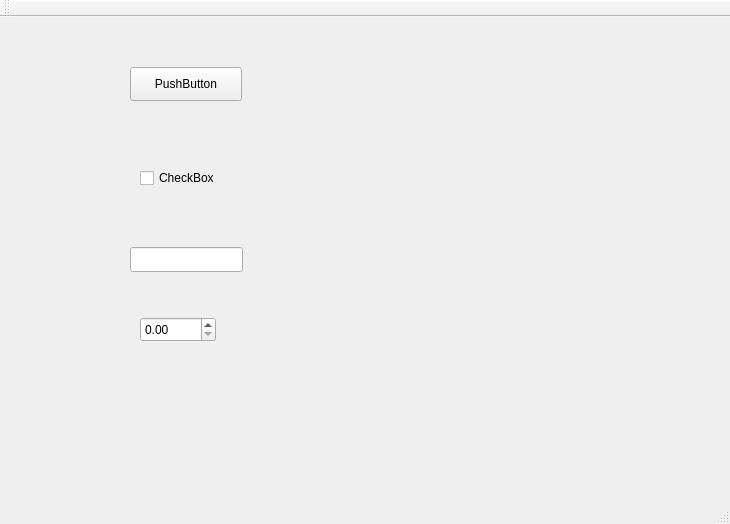
This is Test2_1A/Test2_1A/Test2_1A.ui in hkkhuang/Qt as Qt 5 draws it before an edit. The edited form follows.
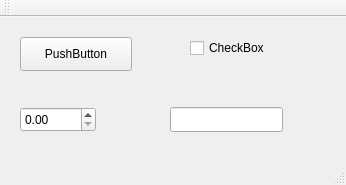
This is the edited form.

```diff
--- a/Test2_1A/Test2_1A/Test2_1A.ui
+++ b/Test2_1A/Test2_1A/Test2_1A.ui
@@ -6,8 +6,8 @@
    <rect>
     <x>0</x>
     <y>0</y>
-    <width>730</width>
-    <height>524</height>
+    <width>346</width>
+    <height>185</height>
    </rect>
   </property>
   <property name="windowTitle">
@@ -17,8 +17,8 @@
    <widget class="QPushButton" name="pushButton">
     <property name="geometry">
      <rect>
-      <x>130</x>
-      <y>50</y>
+      <x>20</x>
+      <y>20</y>
       <width>112</width>
       <height>34</height>
      </rect>
@@ -30,8 +30,8 @@
    <widget class="QCheckBox" name="checkBox">
     <property name="geometry">
      <rect>
-      <x>140</x>
-      <y>150</y>
+      <x>190</x>
+      <y>20</y>
       <width>105</width>
       <height>22</height>
      </rect>
@@ -43,8 +43,8 @@
    <widget class="QLineEdit" name="lineEdit">
     <property name="geometry">
      <rect>
-      <x>130</x>
-      <y>230</y>
+      <x>170</x>
+      <y>90</y>
       <width>113</width>
       <height>25</height>
      </rect>
@@ -53,8 +53,8 @@
    <widget class="QDoubleSpinBox" name="doubleSpinBox">
     <property name="geometry">
      <rect>
-      <x>140</x>
-      <y>300</y>
+      <x>20</x>
+      <y>90</y>
       <width>76</width>
       <height>25</height>
      </rect>
```
Left out of the diff: 4 changed lines with no effect on the pictures.
